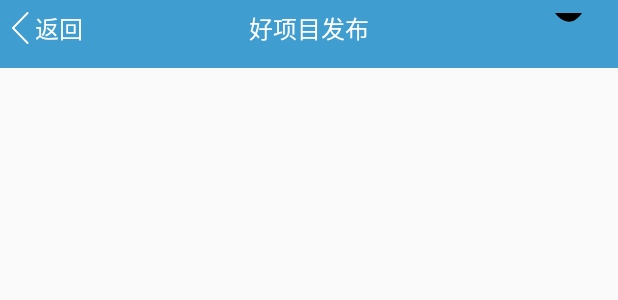
After one commit to QiuBuJi/BusinessCircle, an Android app: the layout activity_home_release_project.xml on its own in the app's theme, with its tools: preview values and no code run, on a phone screen of 412 x 824 dp. The commit adds this screen. Shown: the top 300 px of the screen. Run offline under Robolectric (Android 15) with nearby library versions, the phone set to English and light mode, and no system bars.

Commit message:
主页面，发布项目的页面

```diff
--- /dev/null
+++ b/app/src/main/res/drawable/bg_3dot.xml
@@ -0,0 +1,22 @@
+<?xml version="1.0" encoding="utf-8"?>
+<vector xmlns:android="http://schemas.android.com/apk/res/android"
+        android:width="32dp"
+        android:height="32dp"
+        android:viewportHeight="32"
+        android:viewportWidth="32">
+
+    <!--<path-->
+        <!--android:fillColor="@android:color/black"-->
+        <!--android:pathData="M2,2Q14,14,11,11Q15,15,1,12"-->
+        <!--/>-->
+
+    <path
+        android:fillColor="@android:color/black"
+        android:pathData="M2,2S11,15,20,2"
+        />
+    <path
+        android:fillColor="@android:color/black"
+        android:pathData="M2,2S11,2,20,2"
+        />
+
+</vector>
--- /dev/null
+++ b/app/src/main/res/layout/activity_home_release_project.xml
@@ -0,0 +1,32 @@
+<?xml version="1.0" encoding="utf-8"?>
+<LinearLayout xmlns:android="http://schemas.android.com/apk/res/android"
+              android:layout_width="match_parent"
+              android:layout_height="match_parent"
+              android:orientation="vertical">
+
+    <!--屏幕顶部-->
+    <RelativeLayout
+        style="@style/style_title_size"
+        android:background="@color/color_bg_default"
+        android:gravity="center_vertical">
+
+        <TextView
+            android:id="@+id/ll_rl_tv_back"
+            style="@style/ll_ll_iv_top"
+            android:drawableLeft="@mipmap/icon_houtui"
+            android:drawablePadding="4dp"
+            android:paddingLeft="8dp"
+            android:text="返回"/>
+
+        <TextView
+            style="@style/ll_ll_iv_top"
+            android:layout_centerHorizontal="true"
+            android:text="好项目发布"/>
+
+        <ImageView
+            style="@style/ll_ll_iv_top"
+            android:layout_alignParentRight="true"
+            android:paddingRight="12dp"
+            android:src="@drawable/bg_3dot"/>
+    </RelativeLayout>
+</LinearLayout>
--- a/app/src/main/res/layout/activity_menu_home.xml
+++ b/app/src/main/res/layout/activity_menu_home.xml
@@ -41,18 +41,22 @@
         android:orientation="horizontal">
 
         <ImageView
+            android:id="@+id/Home_ll_ll_iv_ReleaseProject"
             style="@style/style_home_item"
             android:src="@mipmap/icon_haoxiangmufabu"/>
 
         <ImageView
+            android:id="@+id/Home_ll_ll_iv_CEO_School"
             style="@style/style_home_item"
             android:src="@mipmap/icon_ceoshangxueyuan"/>
 
         <ImageView
+            android:id="@+id/Home_ll_ll_iv_MemberAdvice"
             style="@style/style_home_item"
             android:src="@mipmap/icon_vip"/>
 
         <ImageView
+            android:id="@+id/Home_ll_ll_iv_WarCooperative"
             style="@style/style_home_item"
             android:src="@mipmap/icon_zhanlv"/>
 
```
Also changed, not shown: app/src/main/java/com/wp/fragments/PageHomeFragmentActivity.java (+12 -1 lines), app/src/main/java/com/wp/home/ReleaseProject.java (added, +43 -0 lines).
